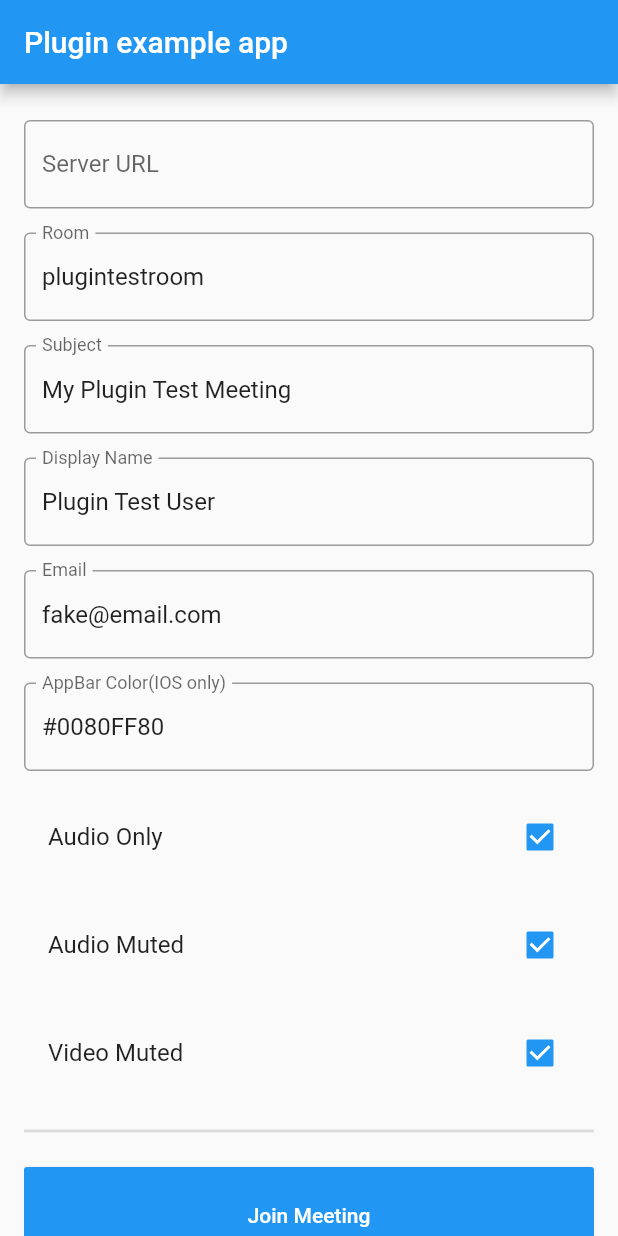
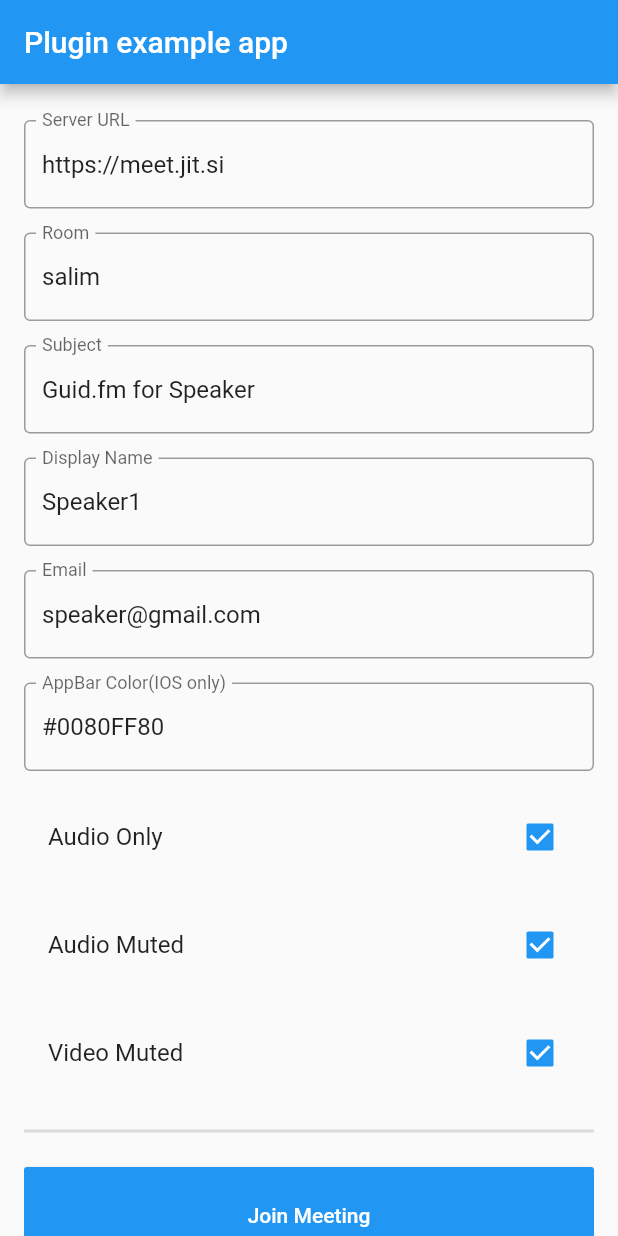
Before and after one commit to acadev0618/flutterVideoConference, a Flutter app: the screen it shows after launch, after a tap on "Join Meeting", on a phone screen of 412 x 824 dp. Run offline on Flutter 3.47's test engine with Material 2 defaults, Android fonts, the phone set to English and light mode, and no system bars; missing offline and left inert: jitsi_meet.

Commit message:
change server url and some fix string

```diff
--- a/lib/main.dart
+++ b/lib/main.dart
@@ -16,11 +16,11 @@ class MyApp extends StatefulWidget {
 }
 
 class _MyAppState extends State<MyApp> {
-  final serverText = TextEditingController();
-  final roomText = TextEditingController(text: "plugintestroom");
-  final subjectText = TextEditingController(text: "My Plugin Test Meeting");
-  final nameText = TextEditingController(text: "Plugin Test User");
-  final emailText = TextEditingController(text: "fake@email.com");
+  final serverText = TextEditingController(text: "https://meet.jit.si");
+  final roomText = TextEditingController(text: "salim");
+  final subjectText = TextEditingController(text: "Guid.fm for Speaker");
+  final nameText = TextEditingController(text: "Speaker1");
+  final emailText = TextEditingController(text: "speaker@gmail.com");
   final iosAppBarRGBAColor = TextEditingController(text: "#0080FF80");//transparent blue
   var isAudioOnly = true;
   var isAudioMuted = true;
@@ -188,8 +188,8 @@ class _MyAppState extends State<MyApp> {
   }
 
   _joinMeeting() async {
-    String serverUrl =
-        serverText.text?.trim()?.isEmpty ?? "" ? null : serverText.text;
+    String serverUrl = "https://meet.jit.si";
+        //serverText.text?.trim()?.isEmpty ?? "" ? null : serverText.text;
 
     try {
 
```
